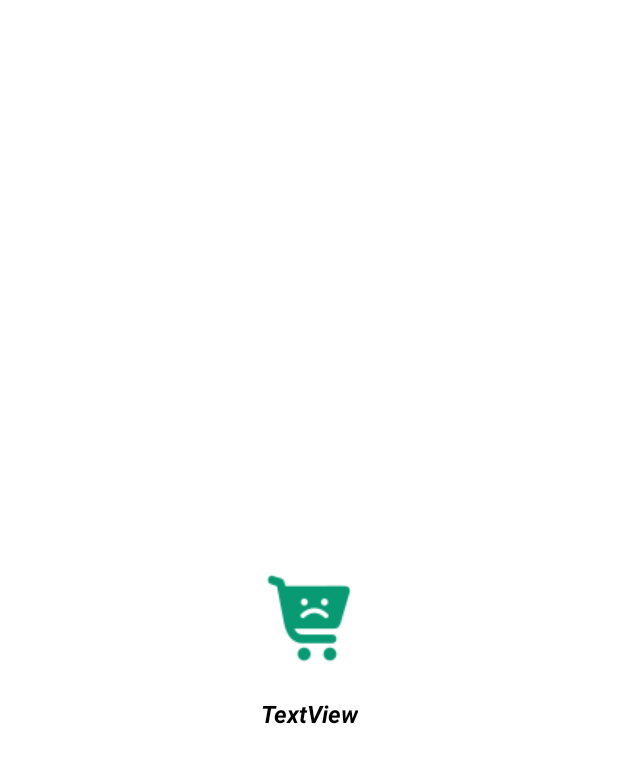
After one commit to fahricandurucan/BookCornerAppJava, an Android app: the fragment EmptyFragment shown on its own in the app's theme, on a phone screen of 412 x 824 dp. The commit adds this screen. Shown: the top 763 px of the screen. Run offline under Robolectric (Android 15) with nearby library versions, the phone set to English and light mode, and no system bars.

Commit message:
favorite and cart page are editted and emptyFragment is added

```diff
--- /dev/null
+++ b/app/src/main/java/com/example/bookcornerapp_java/EmptyFragment.java
@@ -0,0 +1,64 @@
+package com.example.bookcornerapp_java;
+
+import android.os.Bundle;
+
+import androidx.fragment.app.Fragment;
+
+import android.view.LayoutInflater;
+import android.view.View;
+import android.view.ViewGroup;
+
+/**
+ * A simple {@link Fragment} subclass.
+ * Use the {@link EmptyFragment#newInstance} factory method to
+ * create an instance of this fragment.
+ */
+public class EmptyFragment extends Fragment {
+
+    // TODO: Rename parameter arguments, choose names that match
+    // the fragment initialization parameters, e.g. ARG_ITEM_NUMBER
+    private static final String ARG_PARAM1 = "param1";
+    private static final String ARG_PARAM2 = "param2";
+
+    // TODO: Rename and change types of parameters
+    private String mParam1;
+    private String mParam2;
+
+    public EmptyFragment() {
+        // Required empty public constructor
+    }
+
+    /**
+     * Use this factory method to create a new instance of
+     * this fragment using the provided parameters.
+     *
+     * @param param1 Parameter 1.
+     * @param param2 Parameter 2.
+     * @return A new instance of fragment EmptyFragment.
+     */
+    // TODO: Rename and change types and number of parameters
+    public static EmptyFragment newInstance(String param1, String param2) {
+        EmptyFragment fragment = new EmptyFragment();
+        Bundle args = new Bundle();
+        args.putString(ARG_PARAM1, param1);
+        args.putString(ARG_PARAM2, param2);
+        fragment.setArguments(args);
+        return fragment;
+    }
+
+    @Override
+    public void onCreate(Bundle savedInstanceState) {
+        super.onCreate(savedInstanceState);
+        if (getArguments() != null) {
+            mParam1 = getArguments().getString(ARG_PARAM1);
+            mParam2 = getArguments().getString(ARG_PARAM2);
+        }
+    }
+
+    @Override
+    public View onCreateView(LayoutInflater inflater, ViewGroup container,
+                             Bundle savedInstanceState) {
+        // Inflate the layout for this fragment
+        return inflater.inflate(R.layout.fragment_empty, container, false);
+    }
+}
--- /dev/null
+++ b/app/src/main/res/layout/fragment_empty.xml
@@ -0,0 +1,35 @@
+<?xml version="1.0" encoding="utf-8"?>
+<androidx.constraintlayout.widget.ConstraintLayout xmlns:android="http://schemas.android.com/apk/res/android"
+    xmlns:app="http://schemas.android.com/apk/res-auto"
+    xmlns:tools="http://schemas.android.com/tools"
+    android:id="@+id/emptyFrameLayout"
+    android:layout_width="match_parent"
+    android:layout_height="match_parent"
+    tools:context=".EmptyFragment">
+
+    <ImageView
+        android:id="@+id/emptyCartImage"
+        android:layout_width="wrap_content"
+        android:layout_height="89dp"
+        android:src="@drawable/empty_cart"
+        app:layout_constraintBottom_toBottomOf="parent"
+        app:layout_constraintEnd_toEndOf="parent"
+        app:layout_constraintHorizontal_bias="0.5"
+        app:layout_constraintStart_toStartOf="parent"
+        app:layout_constraintTop_toTopOf="parent"
+        app:layout_constraintVertical_bias="0.5" />
+
+    <TextView
+        android:id="@+id/textViewEmpty"
+        android:layout_width="wrap_content"
+        android:layout_height="wrap_content"
+        android:layout_marginTop="8dp"
+        android:text="TextView"
+        android:textColor="@color/black"
+        android:textSize="16sp"
+        android:textStyle="bold|italic"
+        app:layout_constraintEnd_toEndOf="parent"
+        app:layout_constraintHorizontal_bias="0.5"
+        app:layout_constraintStart_toStartOf="parent"
+        app:layout_constraintTop_toBottomOf="@+id/emptyCartImage" />
+</androidx.constraintlayout.widget.ConstraintLayout>
```
Also changed, not shown: app/src/main/java/com/example/bookcornerapp_java/CartFragment.java (+18 -9 lines), app/src/main/java/com/example/bookcornerapp_java/FavoriteFragment.java (+25 -8 lines), app/src/main/res/layout/fragment_cart.xml (+2 -12 lines), app/src/main/res/drawable/empty_cart.png (added), app/src/main/res/drawable/empty_favorite.png (added).
